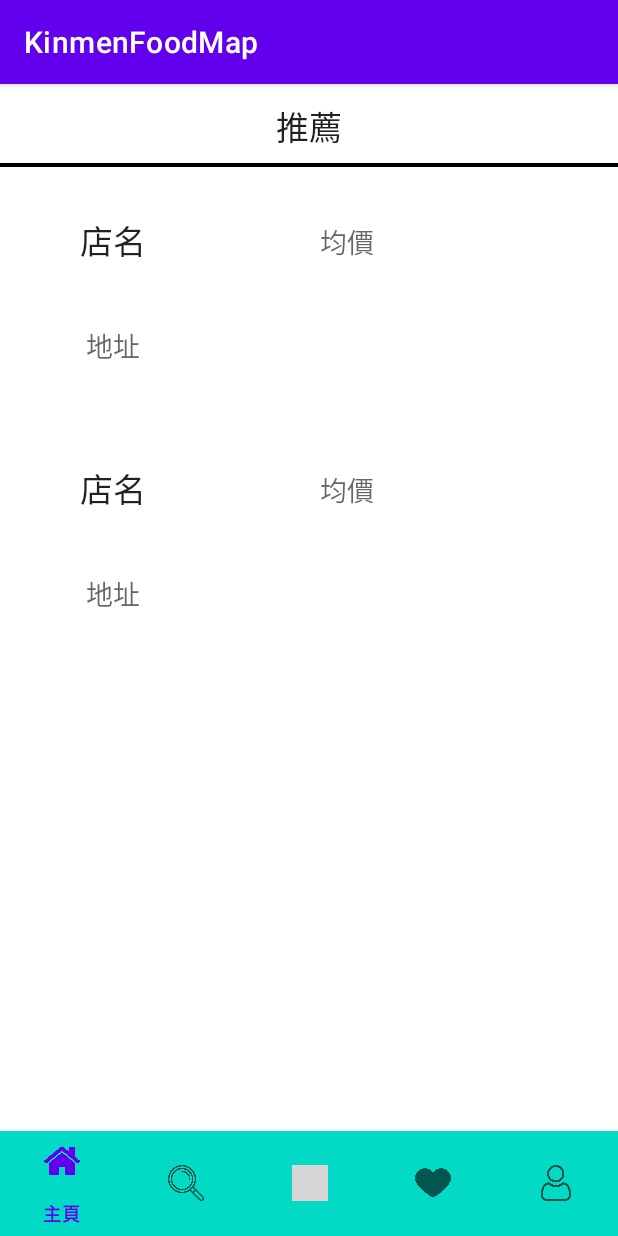
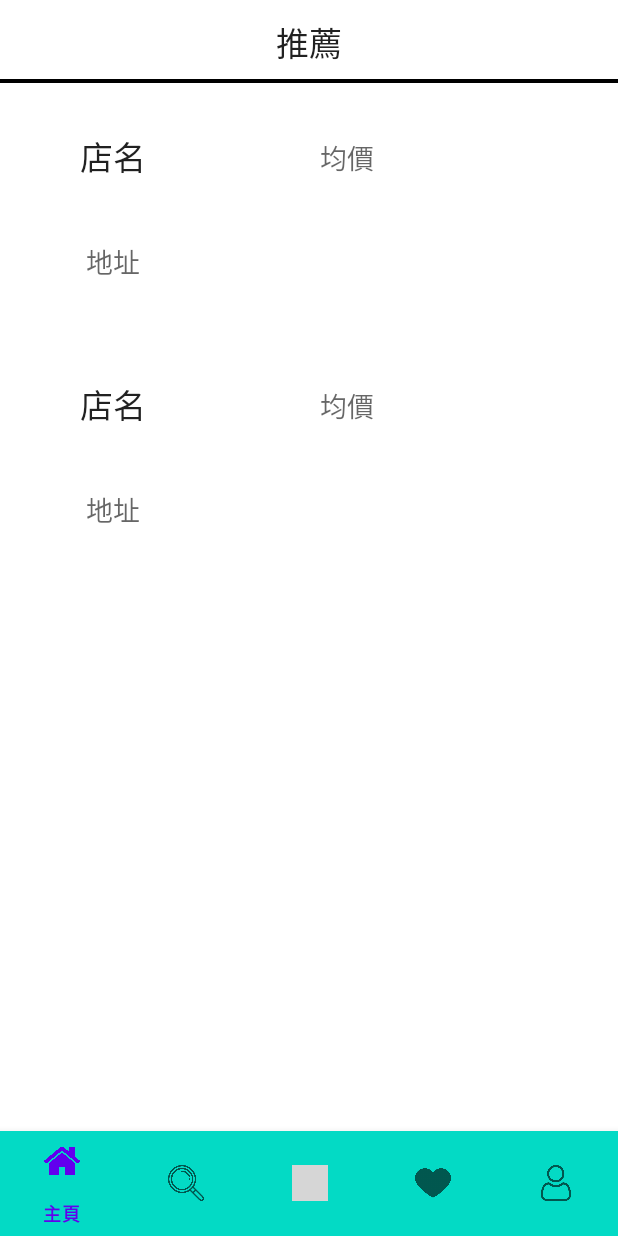
Before and after one commit to KimLinTW/FoodMap, an Android app: the screen it shows after launch (MainActivity), on a phone screen of 412 x 824 dp. Run offline under Robolectric (Android 15) with nearby library versions, the phone set to English and light mode, and no system bars; libraries missing offline, so code that uses them is left out: com.parse; 4 statements that could not run were skipped; grey boxes are pictures that could not be loaded.

Commit message:
NoTitle Bar

```diff
--- a/app1/app/src/main/res/values/themes.xml
+++ b/app1/app/src/main/res/values/themes.xml
@@ -1,6 +1,6 @@
 <resources xmlns:tools="http://schemas.android.com/tools">
     <!-- Base application theme. -->
-    <style name="Theme.KinmenFoodMap" parent="Theme.MaterialComponents.DayNight.DarkActionBar">
+    <style name="Theme.KinmenFoodMap" parent="Theme.MaterialComponents.DayNight.NoActionBar">
         <!-- Primary brand color. -->
         <item name="colorPrimary">@color/purple_500</item>
         <item name="colorPrimaryVariant">@color/purple_700</item>
```
